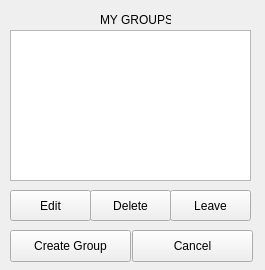
Above: manage_groups.ui from allenh1/timefuse-client before the change. Below: the same form after it.
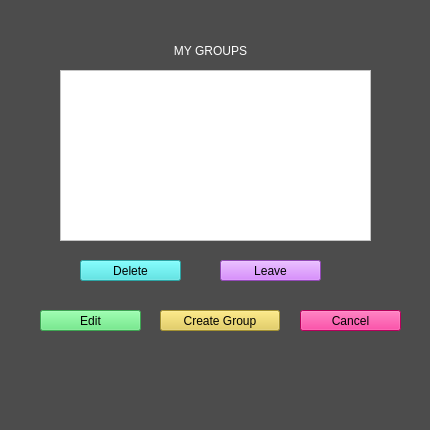
That is the form after the change.

Commit message:
added colors to the ui of account settings
Made our UI great again.

```diff
--- a/manage_groups.ui
+++ b/manage_groups.ui
@@ -6,35 +6,50 @@
    <rect>
     <x>0</x>
     <y>0</y>
-    <width>265</width>
-    <height>270</height>
+    <width>430</width>
+    <height>430</height>
    </rect>
   </property>
   <property name="windowTitle">
    <string>Manage Groups</string>
   </property>
+  <property name="styleSheet">
+   <string notr="true">background-color: rgb(76, 76, 76);
+font: 12pt &quot;Courier&quot;;</string>
+  </property>
   <widget class="QLabel" name="title">
    <property name="geometry">
     <rect>
-     <x>100</x>
-     <y>10</y>
-     <width>71</width>
-     <height>20</height>
+     <x>130</x>
+     <y>40</y>
+     <width>161</width>
+     <height>21</height>
     </rect>
    </property>
+   <property name="styleSheet">
+    <string notr="true">color: rgb(255, 255, 255);
+font: 17pt &quot;Courier&quot;;</string>
+   </property>
    <property name="text">
     <string>MY GROUPS</string>
    </property>
+   <property name="alignment">
+    <set>Qt::AlignCenter</set>
+   </property>
   </widget>
   <widget class="QPushButton" name="create_new_group">
    <property name="geometry">
     <rect>
-     <x>10</x>
-     <y>230</y>
-     <width>121</width>
-     <height>32</height>
+     <x>160</x>
+     <y>310</y>
+     <width>120</width>
+     <height>21</height>
     </rect>
    </property>
+   <property name="styleSheet">
+    <string notr="true">font: 13pt &quot;Courier&quot;;
+background-color: rgb(227, 201, 69);</string>
+   </property>
    <property name="text">
     <string>Create Group</string>
    </property>
@@ -42,12 +57,16 @@
   <widget class="QPushButton" name="back_button">
    <property name="geometry">
     <rect>
-     <x>132</x>
-     <y>230</y>
-     <width>121</width>
-     <height>32</height>
+     <x>300</x>
+     <y>310</y>
+     <width>101</width>
+     <height>21</height>
     </rect>
    </property>
+   <property name="styleSheet">
+    <string notr="true">font: 13pt &quot;Courier&quot;;
+background-color: rgb(255, 0, 128);</string>
+   </property>
    <property name="text">
     <string>Cancel</string>
    </property>
@@ -55,12 +74,16 @@
   <widget class="QPushButton" name="delete_group">
    <property name="geometry">
     <rect>
-     <x>90</x>
-     <y>190</y>
-     <width>81</width>
-     <height>31</height>
+     <x>80</x>
+     <y>260</y>
+     <width>101</width>
+     <height>21</height>
     </rect>
    </property>
+   <property name="styleSheet">
+    <string notr="true">font: 13pt &quot;Courier&quot;;
+background-color: rgb(61, 229, 229);</string>
+   </property>
    <property name="text">
     <string>Delete</string>
    </property>
@@ -68,12 +91,16 @@
   <widget class="QPushButton" name="edit_group">
    <property name="geometry">
     <rect>
-     <x>10</x>
-     <y>190</y>
-     <width>81</width>
-     <height>31</height>
+     <x>40</x>
+     <y>310</y>
+     <width>101</width>
+     <height>21</height>
     </rect>
    </property>
+   <property name="styleSheet">
+    <string notr="true">font: 13pt &quot;Courier&quot;;
+background-color: rgb(86, 231, 115);</string>
+   </property>
    <property name="text">
     <string>Edit</string>
    </property>
@@ -81,12 +108,16 @@
   <widget class="QPushButton" name="leave_group">
    <property name="geometry">
     <rect>
-     <x>170</x>
-     <y>190</y>
-     <width>81</width>
-     <height>31</height>
+     <x>220</x>
+     <y>260</y>
+     <width>101</width>
+     <height>21</height>
     </rect>
    </property>
+   <property name="styleSheet">
+    <string notr="true">font: 13pt &quot;Courier&quot;;
+background-color: rgb(204, 102, 255);</string>
+   </property>
    <property name="text">
     <string>Leave</string>
    </property>
@@ -94,12 +125,15 @@
   <widget class="QListWidget" name="list_groups">
    <property name="geometry">
     <rect>
-     <x>10</x>
-     <y>30</y>
-     <width>241</width>
-     <height>151</height>
+     <x>60</x>
+     <y>70</y>
+     <width>311</width>
+     <height>171</height>
     </rect>
    </property>
+   <property name="styleSheet">
+    <string notr="true">background-color: rgb(255, 255, 255);</string>
+   </property>
   </widget>
  </widget>
  <layoutdefault spacing="6" margin="11"/>
```
The commit also changes 13 other files.
